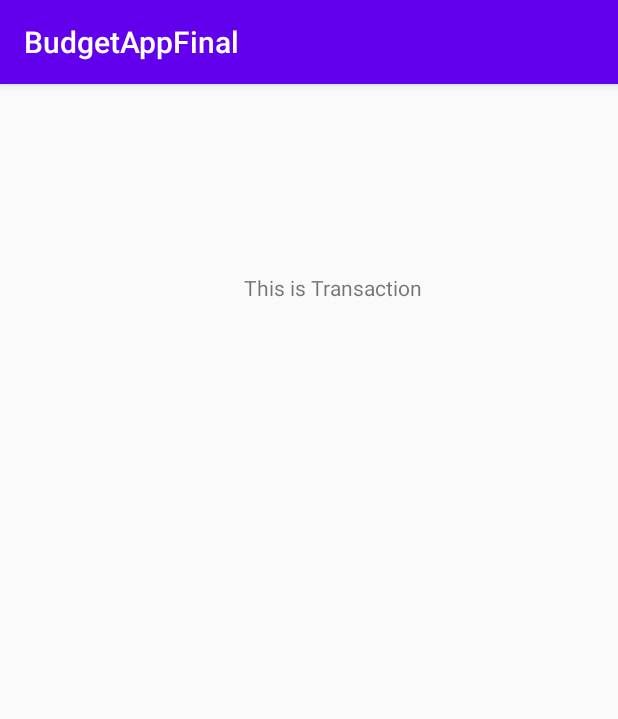
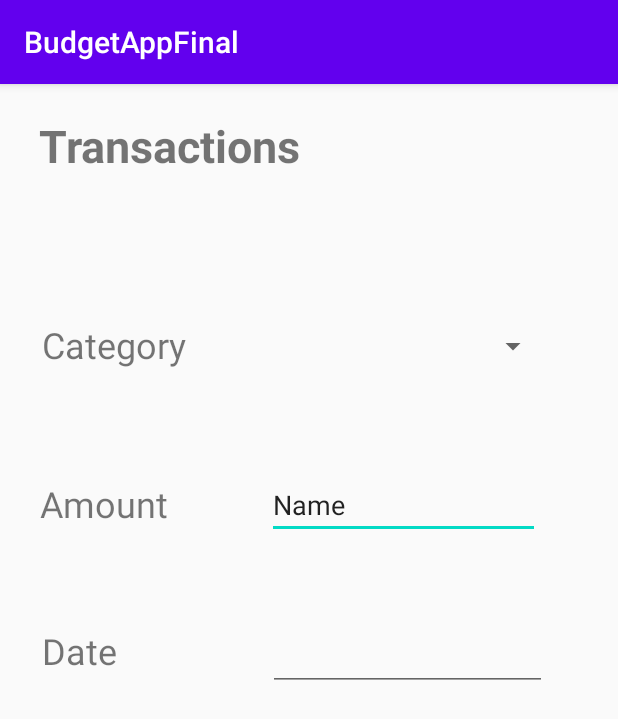
Before and after one commit to taypham/Android-app-personal-finance, an Android app: the TransactionsActivity screen opened directly, with no data from a screen before it, on a phone screen of 412 x 824 dp. Shown: the top 719 px of the screen. Run offline under Robolectric (Android 15) with nearby library versions, the phone set to English and light mode, and no system bars.

Commit message:
Design completed

```diff
--- a/app/src/main/res/layout/activity_transactions.xml
+++ b/app/src/main/res/layout/activity_transactions.xml
@@ -7,16 +7,95 @@
     tools:context=".TransactionsActivity">
 
     <TextView
-        android:id="@+id/textView2"
-        android:layout_width="187dp"
-        android:layout_height="156dp"
-        android:layout_marginStart="162dp"
-        android:layout_marginTop="107dp"
-        android:layout_marginEnd="62dp"
-        android:layout_marginBottom="468dp"
-        android:text="This is Transaction"
+        android:id="@+id/tvTransactions"
+        android:layout_width="216dp"
+        android:layout_height="40dp"
+        android:text="Transactions"
+        android:textAlignment="center"
+        android:textSize="30sp"
+        android:textStyle="bold"
         app:layout_constraintBottom_toBottomOf="parent"
         app:layout_constraintEnd_toEndOf="parent"
+        app:layout_constraintHorizontal_bias="0.025"
+        app:layout_constraintStart_toStartOf="parent"
+        app:layout_constraintTop_toTopOf="parent"
+        app:layout_constraintVertical_bias="0.028" />
+
+    <TextView
+        android:id="@+id/tvCategory"
+        android:layout_width="118dp"
+        android:layout_height="40dp"
+        android:text="Category"
+        android:textAlignment="textStart"
+        android:textSize="24sp"
+        app:layout_constraintBottom_toBottomOf="parent"
+        app:layout_constraintEnd_toEndOf="parent"
+        app:layout_constraintHorizontal_bias="0.095"
+        app:layout_constraintStart_toStartOf="parent"
+        app:layout_constraintTop_toTopOf="parent"
+        app:layout_constraintVertical_bias="0.216" />
+
+    <TextView
+        android:id="@+id/tvAmount"
+        android:layout_width="109dp"
+        android:layout_height="42dp"
+        android:text="Amount"
+        android:textSize="24sp"
+        app:layout_constraintBottom_toBottomOf="parent"
+        app:layout_constraintEnd_toEndOf="parent"
+        app:layout_constraintHorizontal_bias="0.089"
+        app:layout_constraintStart_toStartOf="parent"
+        app:layout_constraintTop_toTopOf="parent"
+        app:layout_constraintVertical_bias="0.363" />
+
+    <TextView
+        android:id="@+id/tvDate"
+        android:layout_width="63dp"
+        android:layout_height="45dp"
+        android:text="Date"
+        android:textSize="24sp"
+        app:layout_constraintBottom_toBottomOf="parent"
+        app:layout_constraintEnd_toEndOf="parent"
+        app:layout_constraintHorizontal_bias="0.08"
+        app:layout_constraintStart_toStartOf="parent"
+        app:layout_constraintTop_toTopOf="parent" />
+
+    <Spinner
+        android:id="@+id/spinnerCategory"
+        android:layout_width="187dp"
+        android:layout_height="38dp"
+        android:dropDownWidth="wrap_content"
+        android:spinnerMode="dropdown"
+        app:layout_constraintBottom_toBottomOf="parent"
+        app:layout_constraintEnd_toEndOf="parent"
+        app:layout_constraintHorizontal_bias="0.794"
+        app:layout_constraintStart_toStartOf="parent"
+        app:layout_constraintTop_toTopOf="parent"
+        app:layout_constraintVertical_bias="0.214" />
+
+    <EditText
+        android:id="@+id/editTextTextPersonName"
+        android:layout_width="182dp"
+        android:layout_height="45dp"
+        android:ems="10"
+        android:inputType="textPersonName"
+        android:text="Name"
+        app:layout_constraintBottom_toBottomOf="parent"
+        app:layout_constraintEnd_toEndOf="parent"
+        app:layout_constraintHorizontal_bias="0.774"
+        app:layout_constraintStart_toStartOf="parent"
+        app:layout_constraintTop_toTopOf="parent"
+        app:layout_constraintVertical_bias="0.357" />
+
+    <EditText
+        android:id="@+id/editTextDate"
+        android:layout_width="186dp"
+        android:layout_height="41dp"
+        android:ems="10"
+        android:inputType="date"
+        app:layout_constraintBottom_toBottomOf="parent"
+        app:layout_constraintEnd_toEndOf="parent"
+        app:layout_constraintHorizontal_bias="0.791"
         app:layout_constraintStart_toStartOf="parent"
         app:layout_constraintTop_toTopOf="parent" />
 </androidx.constraintlayout.widget.ConstraintLayout>
```
